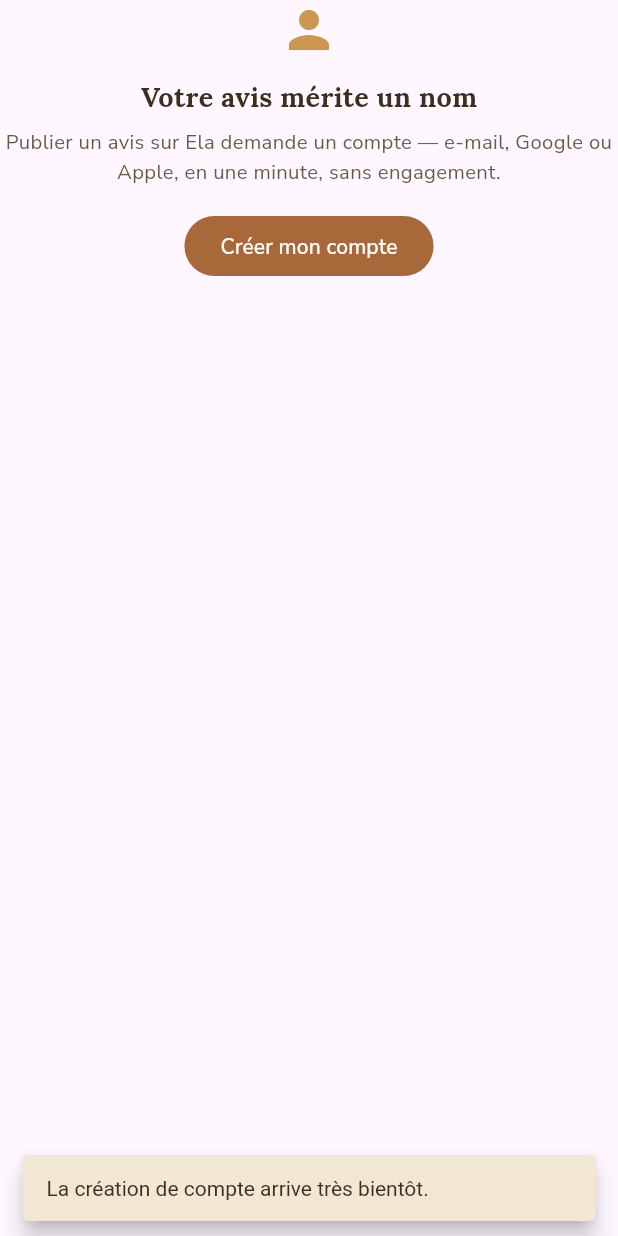
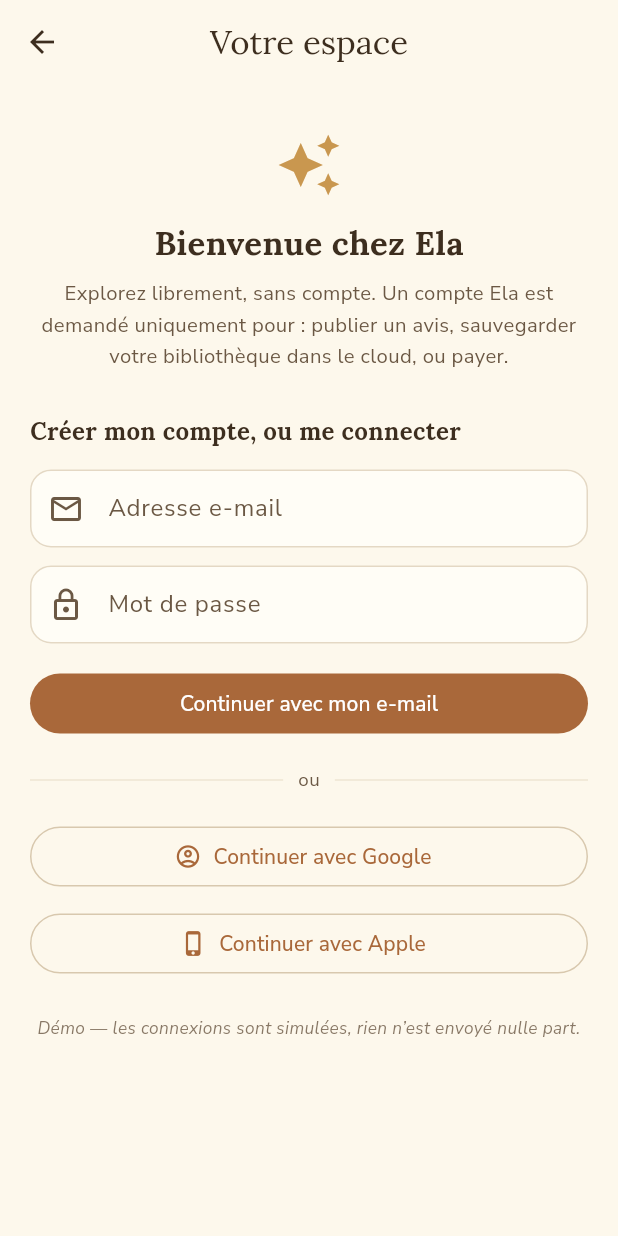
Before and after one commit to AlexandrLebegue/ela, a Flutter app: the _AnonymousPrompt widget shown alone on an empty page, opened directly, after a tap on "Créer mon compte", on a phone screen of 412 x 824 dp. Run offline on Flutter 3.47's test engine with Material 3 defaults, Android fonts, the phone set to English and light mode, and no system bars; our stand-ins replace cached_network_image, flutter_riverpod, go_router, google_fonts, shared_preferences; missing offline and left inert: mobile_scanner; accounts and stored records are empty; network calls fail.

Commit message:
Étape 6 — Comptes (lazy registration) : écran /compte (anonyme : e-mail+validation douce, Google, Apple ; connecté : profil + déconnexion), déclencheurs avis/Acheter/Bibliothèque, profileStreamProvider réactif (fix instantané initial), 5 tests (20 verts), build debug OK

```diff
--- /dev/null
+++ b/lib/features/account/account_screen.dart
@@ -0,0 +1,409 @@
+import 'package:flutter/material.dart';
+import 'package:flutter_riverpod/flutter_riverpod.dart';
+
+import '../../core/animations.dart';
+import '../../core/haptics.dart';
+import '../../core/theme.dart';
+import '../../data/models/user_profile.dart';
+import '../../providers.dart';
+
+/// Compte (lazy registration) : aucun compte au démarrage. Cet écran est
+/// ouvert seulement quand l'utilisateur en a besoin — publier un avis,
+/// sauvegarder dans le cloud, payer — ou depuis l'icône profil.
+class AccountScreen extends ConsumerStatefulWidget {
+  const AccountScreen({super.key});
+
+  @override
+  ConsumerState<AccountScreen> createState() => _AccountScreenState();
+}
+
+class _AccountScreenState extends ConsumerState<AccountScreen> {
+  final _emailController = TextEditingController();
+  final _passwordController = TextEditingController();
+  _AuthMethod? _busy;
+  String? _error;
+
+  @override
+  void dispose() {
+    _emailController.dispose();
+    _passwordController.dispose();
+    super.dispose();
+  }
+
+  Future<void> _signInWithEmail() async {
+    final email = _emailController.text.trim();
+    final password = _passwordController.text;
+    if (email.length < 5 || !email.contains('@')) {
+      setState(() => _error = 'Entrez une adresse e-mail valide.');
+      return;
+    }
+    if (password.length < 6) {
+      setState(() =>
+          _error = 'Le mot de passe doit compter 6 caractères au moins.');
+      return;
+    }
+    await _run(
+      _AuthMethod.email,
+      () => ref
+          .read(authServiceProvider)
+          .signInWithEmail(email: email, password: password),
+    );
+  }
+
+  Future<void> _signInWithGoogle() => _run(
+        _AuthMethod.google,
+        () => ref.read(authServiceProvider).signInWithGoogle(),
+      );
+
+  Future<void> _signInWithApple() => _run(
+        _AuthMethod.apple,
+        () => ref.read(authServiceProvider).signInWithApple(),
+      );
+
+  Future<void> _run(_AuthMethod method, Future<void> Function() action) async {
+    if (_busy != null) return;
+    setState(() {
+      _busy = method;
+      _error = null;
+    });
+    await action();
+    if (!mounted) return;
+    setState(() => _busy = null);
+    final profile = ref.read(authServiceProvider).currentProfile();
+    ElaHaptics.heartbeat();
+    ScaffoldMessenger.of(context).showSnackBar(
+      SnackBar(content: Text('Bienvenue, ${profile.displayNameOrEmail} !')),
+    );
+  }
+
+  Future<void> _signOut() async {
+    if (_busy != null) return;
+    setState(() => _busy = _AuthMethod.signOut);
+    await ref.read(authServiceProvider).signOut();
+    if (!mounted) return;
+    setState(() => _busy = null);
+    ElaHaptics.softTap();
+  }
+
+  @override
+  Widget build(BuildContext context) {
+    final scheme = Theme.of(context).colorScheme;
+    final profile = ref.watch(profileStreamProvider).value ??
+        ref.read(authServiceProvider).currentProfile();
+
+    return Scaffold(
+      backgroundColor: scheme.surface,
+      appBar: AppBar(
+        title: const Text('Votre espace'),
+        actions: [
+          if (!profile.isAnonymous)
+            IconButton(
+              icon: const Icon(Icons.logout),
+              tooltip: 'Se déconnecter',
+              onPressed: _busy == null ? _signOut : null,
+            ),
+        ],
+      ),
+      body: _busy != null
+          ? Center(
+              child: Padding(
+                padding: const EdgeInsets.all(28),
+                child: BreathingText(
+                  'Connexion à votre compte Ela…',
+                  style: TextStyle(
+                    color: scheme.onSurfaceVariant,
+                    fontSize: 15,
+                    fontStyle: FontStyle.italic,
+                  ),
+                ),
+              ),
+            )
+          : profile.isAnonymous
+              ? _AnonymousView(
+                  emailController: _emailController,
+                  passwordController: _passwordController,
+                  error: _error,
+                  onEmail: _signInWithEmail,
+                  onGoogle: _signInWithGoogle,
+                  onApple: _signInWithApple,
+                )
+              : _ProfileView(profile: profile, onSignOut: _signOut),
+    );
+  }
+}
+
+enum _AuthMethod { email, google, apple, signOut }
+
+class _AnonymousView extends StatelessWidget {
+  const _AnonymousView({
+    required this.emailController,
+    required this.passwordController,
+    required this.error,
+    required this.onEmail,
+    required this.onGoogle,
+    required this.onApple,
+  });
+
+  final TextEditingController emailController;
+  final TextEditingController passwordController;
+  final String? error;
+  final Future<void> Function() onEmail;
+  final Future<void> Function() onGoogle;
+  final Future<void> Function() onApple;
+
+  @override
+  Widget build(BuildContext context) {
+    final scheme = Theme.of(context).colorScheme;
+    return ListView(
+      padding: const EdgeInsets.fromLTRB(20, 8, 20, 32),
+      children: [
+        const SizedBox(height: 24),
+        Center(
+          child: Icon(Icons.auto_awesome, size: 44, color: ElaColors.gold),
+        ),
+        const SizedBox(height: 14),
+        Center(
+          child: Text(
+            'Bienvenue chez Ela',
+            style: TextStyle(
+              fontFamily: 'Lora',
+              fontSize: 22,
+              fontWeight: FontWeight.w700,
+              color: scheme.onSurface,
+            ),
+          ),
+        ),
+        const SizedBox(height: 8),
+        Center(
+          child: Text(
+            'Explorez librement, sans compte. Un compte Ela est demandé '
+            'uniquement pour : publier un avis, sauvegarder votre '
+            'bibliothèque dans le cloud, ou payer.',
+            textAlign: TextAlign.center,
+            style: TextStyle(
+              fontSize: 13.5,
+              height: 1.55,
+              color: scheme.onSurfaceVariant,
+            ),
+          ),
+        ),
+        const SizedBox(height: 28),
+        Text(
+          'Créer mon compte, ou me connecter',
+          style: TextStyle(
+            fontFamily: 'Lora',
+            fontSize: 16,
+            fontWeight: FontWeight.w700,
+            color: scheme.onSurface,
+          ),
+        ),
+        const SizedBox(height: 14),
+        TextField(
+          controller: emailController,
+          keyboardType: TextInputType.emailAddress,
+          decoration: const InputDecoration(
+            hintText: 'Adresse e-mail',
+            prefixIcon: Icon(Icons.mail_outline),
+          ),
+        ),
+        const SizedBox(height: 12),
+        TextField(
+          controller: passwordController,
+          obscureText: true,
+          decoration: const InputDecoration(
+            hintText: 'Mot de passe',
+            prefixIcon: Icon(Icons.lock_outline),
+          ),
+        ),
+        if (error != null)
+          Padding(
+            padding: const EdgeInsets.fromLTRB(4, 8, 4, 0),
+            child: Text(
+              error!,
+              style: TextStyle(fontSize: 13, color: ElaColors.error),
+            ),
+          ),
+        const SizedBox(height: 16),
+        FilledButton(
+          onPressed: onEmail,
+          child: const Text('Continuer avec mon e-mail'),
+        ),
+        const SizedBox(height: 18),
+        Row(
+          children: [
+            Expanded(
+                child: Divider(
+                    color: scheme.outline.withValues(alpha: 0.4))),
+            Padding(
+              padding: const EdgeInsets.symmetric(horizontal: 10),
+              child: Text(
+                'ou',
+                style: TextStyle(
+                    fontSize: 12.5, color: scheme.onSurfaceVariant),
+              ),
+            ),
+            Expanded(
+                child: Divider(
+                    color: scheme.outline.withValues(alpha: 0.4))),
+          ],
+        ),
+        const SizedBox(height: 18),
+        OutlinedButton.icon(
+          onPressed: onGoogle,
+          icon: const Icon(Icons.account_circle_outlined, size: 18),
+          label: const Text('Continuer avec Google'),
+        ),
+        const SizedBox(height: 10),
+        OutlinedButton.icon(
+          onPressed: onApple,
+          icon: const Icon(Icons.phone_iphone, size: 18),
+          label: const Text('Continuer avec Apple'),
+        ),
+        const SizedBox(height: 24),
+        Center(
+          child: Text(
+            'Démo — les connexions sont simulées, rien n’est envoyé '
+            'nulle part.',
+            textAlign: TextAlign.center,
+            style: TextStyle(
+              fontSize: 11.5,
+              fontStyle: FontStyle.italic,
+              color: scheme.onSurfaceVariant.withValues(alpha: 0.8),
+            ),
+          ),
+        ),
+      ],
+    );
+  }
+}
+
+class _ProfileView extends StatelessWidget {
+  const _ProfileView({required this.profile, required this.onSignOut});
+
+  final UserProfile profile;
+  final VoidCallback onSignOut;
+
+  @override
+  Widget build(BuildContext context) {
+    final scheme = Theme.of(context).colorScheme;
+    final name = profile.displayNameOrEmail;
+    final initial = name.substring(0, 1).toUpperCase();
+
+    return ListView(
+      padding: const EdgeInsets.fromLTRB(20, 8, 20, 32),
+      children: [
+        const SizedBox(height: 28),
+        Center(
+          child: Container(
+            width: 76,
+            height: 76,
+            decoration: BoxDecoration(
+              shape: BoxShape.circle,
+              color: ElaColors.gold.withValues(alpha: 0.16),
+              border: Border.all(color: ElaColors.gold, width: 2),
+            ),
+            child: Center(
+              child: Text(
+                initial,
+                style: TextStyle(
+                  fontFamily: 'Lora',
+                  fontSize: 30,
+                  fontWeight: FontWeight.w700,
+                  color: ElaColors.sepiaDeep,
+                ),
+              ),
+            ),
+          ),
+        ),
+        const SizedBox(height: 14),
+        Center(
+          child: Text(
+            name,
+            style: TextStyle(
+              fontFamily: 'Lora',
+              fontSize: 20,
+              fontWeight: FontWeight.w700,
+              color: scheme.onSurface,
+            ),
+          ),
+        ),
+        if (profile.email != null) ...[
+          const SizedBox(height: 4),
+          Center(
+            child: Text(
+              profile.email!,
+              style: TextStyle(
+                fontSize: 13.5,
+                color: scheme.onSurfaceVariant,
+              ),
+            ),
+          ),
+        ],
+        const SizedBox(height: 12),
+        Center(
+          child: Container(
+            padding: const EdgeInsets.symmetric(horizontal: 12, vertical: 5),
+            decoration: BoxDecoration(
+              color: scheme.primaryContainer,
+              borderRadius: BorderRadius.circular(999),
+            ),
+            child: Text(
+              'Membre d’Ela',
+              style: TextStyle(
+                fontSize: 12,
+                fontWeight: FontWeight.w700,
+                color: scheme.onPrimaryContainer,
+              ),
+            ),
+          ),
+        ),
+        const SizedBox(height: 28),
+        Card(
+          child: Padding(
+            padding: const EdgeInsets.all(16),
+            child: Row(
+              children: [
+                Icon(Icons.cloud_outlined,
+                    size: 22, color: scheme.onSurfaceVariant),
+                const SizedBox(width: 12),
+                Expanded(
+                  child: Text(
+                    'Votre bibliothèque (Historique + Pile à Lire) est '
+                    'sauvegardée sur cet appareil. La synchronisation cloud '
+                    'est simulée pour la démo.',
+                    style: TextStyle(
+                      fontSize: 13.5,
+                      height: 1.5,
+                      color: scheme.onSurfaceVariant,
+                    ),
+                  ),
+                ),
+              ],
+            ),
+          ),
+        ),
+        const SizedBox(height: 24),
+        OutlinedButton.icon(
+          onPressed: onSignOut,
+          style: OutlinedButton.styleFrom(
+            foregroundColor: ElaColors.error,
+          ),
+          icon: const Icon(Icons.logout, size: 18),
+          label: const Text('Se déconnecter'),
+        ),
+        const SizedBox(height: 16),
+        Center(
+          child: Text(
+            'Se déconnecter ne supprime rien de votre bibliothèque locale.',
+            textAlign: TextAlign.center,
+            style: TextStyle(
+              fontSize: 12,
+              fontStyle: FontStyle.italic,
+              color: scheme.onSurfaceVariant,
+            ),
+          ),
+        ),
+      ],
+    );
+  }
+}
--- a/lib/features/book_detail/book_detail_screen.dart
+++ b/lib/features/book_detail/book_detail_screen.dart
@@ -1,5 +1,6 @@
 import 'package:flutter/material.dart';
 import 'package:flutter_riverpod/flutter_riverpod.dart';
+import 'package:go_router/go_router.dart';
 
 import '../../core/animations.dart';
 import '../../core/format.dart';
@@ -81,8 +82,28 @@
     return Rect.fromCenter(center: center, width: 34, height: 48);
   }
 
+  /// Ouvre l'écran de compte (lazy registration). Dégradation douce si
+  /// aucun routeur n'est disponible (tests de widgets isolés).
+  void _openAccount() {
+    final router = GoRouter.maybeOf(context);
+    if (router != null) {
+      router.push('/compte');
+      return;
+    }
+    ScaffoldMessenger.of(context).showSnackBar(
+      const SnackBar(
+        content: Text('Un compte Ela est requis (écran de compte).'),
+      ),
+    );
+  }
+
   Future<void> _purchase(Book book) async {
     if (_purchased) return;
+    // Le paiement demande un compte (lazy registration, étape 6).
+    if (ref.read(profileProvider).isAnonymous) {
+      _openAccount();
+      return;
+    }
     setState(() => _purchased = true);
     final link =
         await ref.read(paymentServiceProvider).affiliatePurchaseLink(widget.isbn);
@@ -968,8 +989,7 @@
   }
 }
 
-/// Invite à créer un compte avant de publier (lazy registration —
-/// navigation branchée à l'étape 6).
+/// Invite à créer un compte avant de publier (lazy registration).
 class _AnonymousPrompt extends StatelessWidget {
   @override
   Widget build(BuildContext context) {
@@ -1002,11 +1022,12 @@
         const SizedBox(height: 16),
         FilledButton(
           onPressed: () {
-            ScaffoldMessenger.of(context).showSnackBar(
-              const SnackBar(
-                content: Text('La création de compte arrive très bientôt.'),
-              ),
-            );
+            final router = GoRouter.maybeOf(context);
+            // On quitte la feuille, puis on ouvre l'écran de compte.
+            Navigator.of(context).pop();
+            if (router != null) {
+              router.push('/compte');
+            }
           },
           child: const Text('Créer mon compte'),
         ),
--- a/lib/providers.dart
+++ b/lib/providers.dart
@@ -25,6 +25,7 @@
 import 'data/services/payment_service.dart';
 import 'data/services/review_service.dart';
 import 'data/services/trend_service.dart';
+import 'features/account/account_screen.dart';
 import 'features/book_detail/book_detail_screen.dart';
 import 'features/home_shell.dart';
 import 'features/library/library_screen.dart';
@@ -108,6 +109,11 @@
 
 final profileProvider = Provider<UserProfile>(
   (ref) => ref.watch(authServiceProvider).currentProfile(),
+);
+
+/// Profil réactif (se met à jour à la connexion / déconnexion).
+final profileStreamProvider = StreamProvider<UserProfile>(
+  (ref) => ref.watch(authServiceProvider).watchProfile(),
 );
 
 final entitlementProvider = FutureProvider<Entitlement>(
@@ -205,6 +211,10 @@
         builder: (context, state) =>
             BookDetailScreen(isbn: state.pathParameters['isbn']!),
       ),
+      GoRoute(
+        path: '/compte',
+        builder: (context, state) => const AccountScreen(),
+      ),
     ],
   );
 });
```
Also changed, not shown: lib/data/fake/fake_auth_service.dart (+6 -2 lines), lib/features/library/library_screen.dart (+15 -2 lines), 3 other files.
